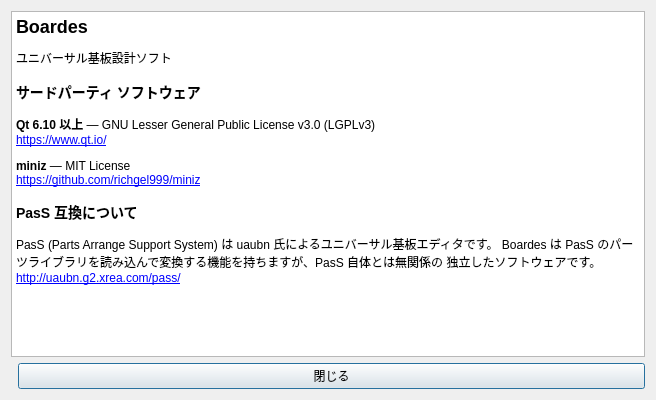
Before: the Qt Designer form src/ui/about.ui in tomo-x7/Boardes, drawn with Qt 5.
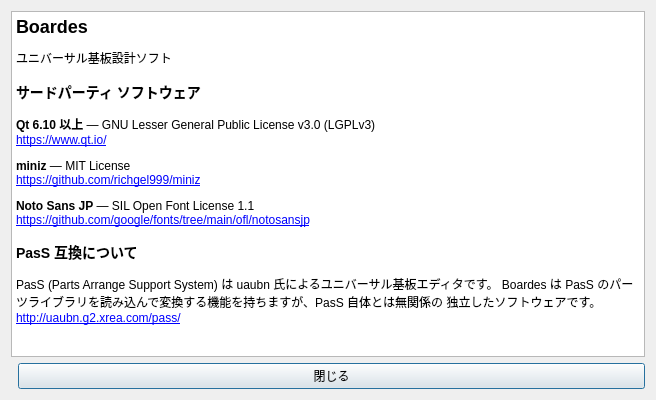
After: the same form once the commit is applied.

Diff of the .ui file:
```diff
--- a/src/ui/about.ui
+++ b/src/ui/about.ui
@@ -27,6 +27,8 @@
 &lt;a href=&quot;https://www.qt.io/&quot;&gt;https://www.qt.io/&lt;/a&gt;&lt;/p&gt;
 &lt;p&gt;&lt;b&gt;miniz&lt;/b&gt; &amp;mdash; MIT License&lt;br/&gt;
 &lt;a href=&quot;https://github.com/richgel999/miniz&quot;&gt;https://github.com/richgel999/miniz&lt;/a&gt;&lt;/p&gt;
+&lt;p&gt;&lt;b&gt;Noto Sans JP&lt;/b&gt; &amp;mdash; SIL Open Font License 1.1&lt;br/&gt;
+&lt;a href=&quot;https://github.com/google/fonts/tree/main/ofl/notosansjp&quot;&gt;https://github.com/google/fonts/tree/main/ofl/notosansjp&lt;/a&gt;&lt;/p&gt;
 &lt;h3&gt;PasS 互換について&lt;/h3&gt;
 &lt;p&gt;PasS (Parts Arrange Support System) は uaubn 氏によるユニバーサル基板エディタです。
 Boardes は PasS のパーツライブラリを読み込んで変換する機能を持ちますが、PasS 自体とは無関係の
```
